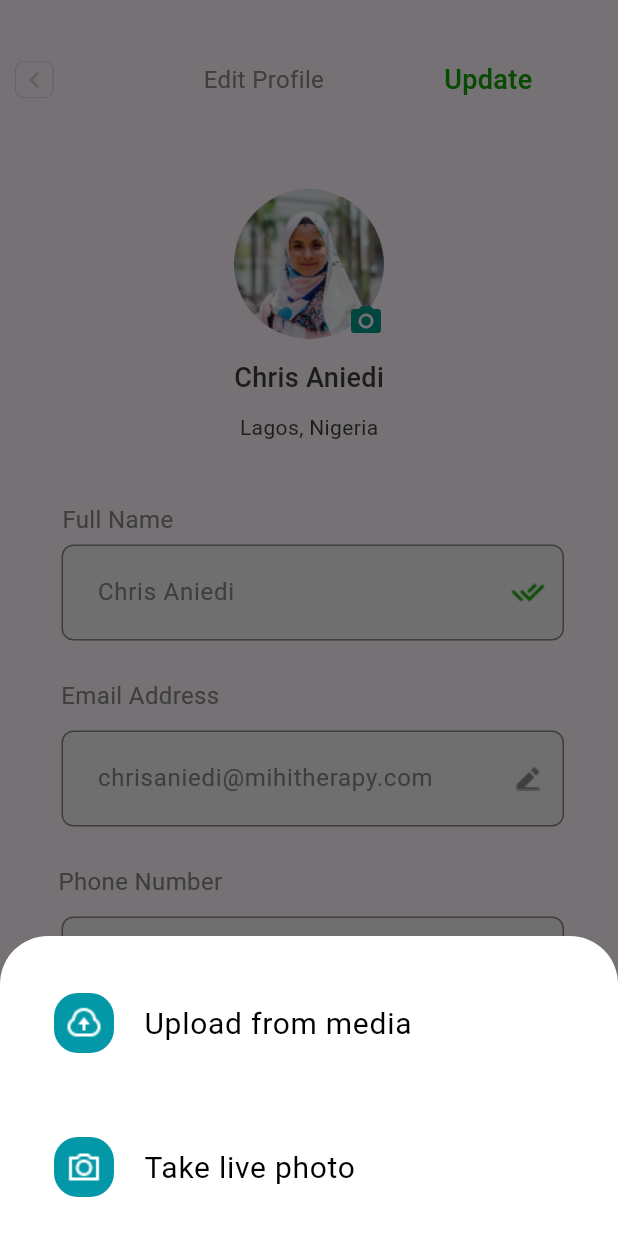
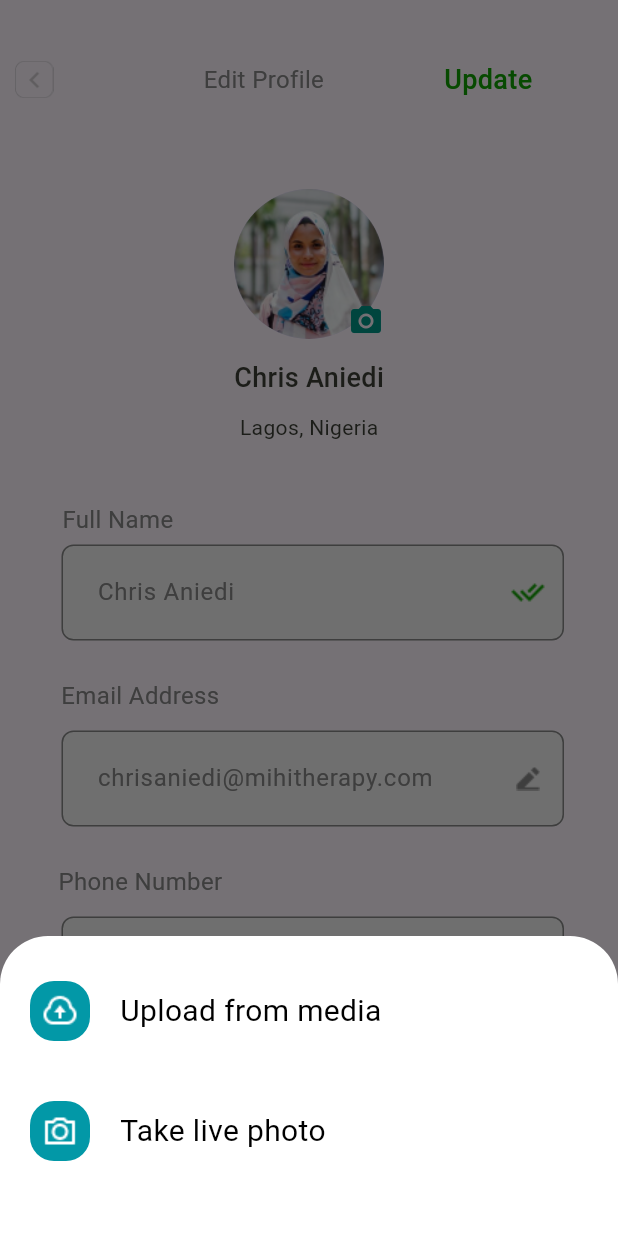
Before and after one commit to Cashkid500/mihi_app, a Flutter app: the EditProfileScreen screen opened directly, after a tap on the "camera alt" icon, on a phone screen of 412 x 824 dp. Run offline on Flutter 3.47's test engine with Material 3 defaults, Android fonts, the phone set to English and light mode, and no system bars; our stand-ins replace image_picker.

Commit message:
Implemented the image picker functionality

```diff
--- a/lib/screens/profile/edit_profile.dart
+++ b/lib/screens/profile/edit_profile.dart
@@ -1,8 +1,11 @@
+import 'dart:io';
+
 import 'package:flutter/material.dart';
 import 'package:mihi_app/screens/constants/asset_path.dart';
 import 'package:mihi_app/screens/constants/color_constants.dart';
 import 'package:mihi_app/screens/constants/text_constants.dart';
 import 'package:mihi_app/screens/profile/profile_settings.dart';
+import 'package:image_picker/image_picker.dart';
 
 class EditProfileScreen extends StatefulWidget {
   const EditProfileScreen({Key? key}) : super(key: key);
@@ -12,110 +15,10 @@ class EditProfileScreen extends StatefulWidget {
 }
 
 class _EditProfileScreenState extends State<EditProfileScreen> {
-  void _showBottomSheet(BuildContext context) {
-    showModalBottomSheet(
-      backgroundColor: Colors.transparent,
-      isDismissible: false,
-      context: context,
-      builder: (BuildContext context) {
-        return Container(
-          height: 200,
-          decoration: BoxDecoration(
-            color: whiteText,
-            borderRadius: BorderRadius.only(
-              topLeft: Radius.circular(32),
-              topRight: Radius.circular(32),
-            ),
-          ),
-
-          // Content of the bottom sheet
-          child: Column(
-            mainAxisSize: MainAxisSize.min,
-            children: <Widget>[
-              ListTile(
-                title: Row(
-                  mainAxisAlignment: MainAxisAlignment.start,
-                  children: [
-                    Padding(
-                      padding: const EdgeInsets.only(top: 30.0, left: 20.0),
-                      child: Container(
-                        height: 40,
-                        width: 40,
-                        decoration: BoxDecoration(
-                          color: Brilliant,
-                          borderRadius: BorderRadius.circular(16),
-                          image: DecorationImage(
-                              image: Image(
-                                      image:
-                                          AssetImage(MihiAppAssetsPath.upload))
-                                  .image),
-                        ),
-                      ),
-                    ),
-                    Padding(
-                      padding: const EdgeInsets.only(left: 20.0, top: 30.0),
-                      child: Text(
-                        MihiAppText.upload,
-                        style: TextStyle(
-                            color: blackText,
-                            fontWeight: FontWeight.w400,
-                            fontSize: 20),
-                      ),
-                    ),
-                  ],
-                ),
-                onTap: () {
-                  // Handle option 1
-                  // Navigator.pop(context);
-                },
-              ),
-              ListTile(
-                title: Row(
-                  mainAxisAlignment: MainAxisAlignment.start,
-                  children: [
-                    Padding(
-                      padding: const EdgeInsets.only(top: 40.0, left: 20.0),
-                      child: Container(
-                        height: 40,
-                        width: 40,
-                        decoration: BoxDecoration(
-                          color: Brilliant,
-                          borderRadius: BorderRadius.circular(16),
-                          image: DecorationImage(
-                              image: Image(
-                                      image:
-                                          AssetImage(MihiAppAssetsPath.camera))
-                                  .image),
-                        ),
-                      ),
-                    ),
-                    Padding(
-                      padding: const EdgeInsets.only(left: 20.0, top: 40.0),
-                      child: Text(
-                        MihiAppText.photo,
-                        style: TextStyle(
-                            color: blackText,
-                            fontWeight: FontWeight.w400,
-                            fontSize: 20),
-                      ),
-                    ),
-                  ],
-                ),
-                onTap: () {
-                  // Handle option 2
-                  Navigator.pop(context);
-                },
-              ),
-            ],
-          ),
-        );
-      },
-    );
-  }
+  XFile? _selectedImage;
 
   @override
   Widget build(BuildContext context) {
-    Size size = MediaQuery.of(context).size;
     return Scaffold(
       body: SingleChildScrollView(
         child: Column(
@@ -127,41 +30,25 @@ class _EditProfileScreenState extends State<EditProfileScreen> {
                   padding: const EdgeInsets.only(top: 40.0, left: 10.0),
                   child: GestureDetector(
                     onTap: () {
-                      Navigator.of(context).push(MaterialPageRoute(
-                          builder: (BuildContext context) =>
-                              const ProfileSettingsScreen()));
+                      Navigator.of(context).push(
+                        MaterialPageRoute(builder: (BuildContext context) => const ProfileSettingsScreen(),),
+                      );
                     },
-                    child: Image.asset(
-                      MihiAppAssetsPath.backButton,
-                      height: 25.0,
-                    ),
+                    child: Image.asset(MihiAppAssetsPath.backButton, height: 25.0,),
                   ),
                 ),
                 Padding(
                   padding: const EdgeInsets.only(top: 40.0, left: 100.0),
-                  child: Text(
-                    MihiAppText.editProfile,
-                    style: TextStyle(
-                        fontSize: 16.0,
-                        fontWeight: FontWeight.w400,
-                        color: mithril),
-                  ),
+                  child: Text(MihiAppText.editProfile, style: TextStyle(fontSize: 16.0, fontWeight: FontWeight.w400, color: mithril,),),
                 ),
                 Padding(
                   padding: const EdgeInsets.only(top: 40.0, left: 80.0),
-                  child: Text(
-                    MihiAppText.update,
-                    style: TextStyle(
-                        fontSize: 18.0,
-                        fontWeight: FontWeight.w500,
-                        color: spaceInvader),
-                  ),
+                  child: Text(MihiAppText.update, style: TextStyle(fontSize: 18.0, fontWeight: FontWeight.w500, color: spaceInvader,),),
                 ),
               ],
             ),
-            const SizedBox(
-              height: 60.0,
-            ),
+
+            const SizedBox( height: 60.0,),
 
             // Profile Image
             Column(
@@ -172,119 +59,201 @@ class _EditProfileScreenState extends State<EditProfileScreen> {
                   children: [
                     CircleAvatar(
                       radius: 50.0,
-                      backgroundImage:
-                          AssetImage(MihiAppAssetsPath.chrisAniedi),
+                      backgroundImage: _selectedImage == null
+                          ? AssetImage(MihiAppAssetsPath.chrisAniedi)
+                          : FileImage(File(_selectedImage!.path)) as ImageProvider,
                     ),
                     GestureDetector(
                       onTap: () {
-                        _showBottomSheet(context);
+                        showModalBottomSheet(
+                          context: context,
+                          backgroundColor: Colors.transparent,
+                          isScrollControlled: true,
+                          shape: const RoundedRectangleBorder(
+                            borderRadius: BorderRadius.vertical(
+                              top: Radius.circular(30),
+                            ),
+                          ),
+                          builder: (BuildContext context) {
+                            return ProfileModalWidget(onImageSelected: (XFile image) {
+                              setState(() {
+                                _selectedImage = image;
+                              });
+                            });
+                          },
+                        );
                       },
-                      child: Icon(
-                        Icons.camera_alt,
-                        color: Colors.teal,
-                      ),
+                      child: const Icon(Icons.camera_alt, color: Colors.teal,),
                     ),
                   ],
                 ),
-                const SizedBox(
-                  width: 20.0,
-                ),
+                const SizedBox(width: 20.0,),
                 Column(
                   mainAxisAlignment: MainAxisAlignment.center,
                   children: [
                     Padding(
                       padding: const EdgeInsets.only(top: 13.0),
-                      child: Text(
-                        MihiAppText.chrisAni,
-                        style: TextStyle(
-                            fontSize: 18.0,
-                            fontWeight: FontWeight.w500,
-                            color: sundayNiqab),
-                      ),
+                      child: Text(MihiAppText.chrisAni, style: TextStyle(fontSize: 18.0, fontWeight: FontWeight.w500, color: sundayNiqab,),),
                     ),
-                    const SizedBox(
-                      height: 10.0,
-                    ),
-                    Text(
-                      MihiAppText.lag,
-                      style: TextStyle(
-                          fontSize: 14.0,
-                          fontWeight: FontWeight.w400,
-                          color: sundayNiqab),
-                    ),
+                    const SizedBox(height: 10.0,),
+                    Text( MihiAppText.lag, style: TextStyle(fontSize: 14.0, fontWeight: FontWeight.w400, color: sundayNiqab,),),
                   ],
                 ),
               ],
             ),
-            const SizedBox(
-              height: 40.0,
-            ),
+            const SizedBox(height: 40.0,),
 
             // Full Name
             TextWidget(textPath2: MihiAppText.fn),
-            const SizedBox(
-              height: 5.0,
-            ),
-            TextField2(
-                hintTextPath: MihiAppText.chrisAni,
-                suffixIconPath: MihiAppAssetsPath.greenTick),
-            const SizedBox(
-              height: 25.0,
-            ),
-
+            const SizedBox(height: 5.0,),
+            TextField2(hintTextPath: MihiAppText.chrisAni, suffixIconPath: MihiAppAssetsPath.greenTick,),
+            const SizedBox(height: 25.0,),
             // Email Address
             TextWidget2(emailPath: MihiAppText.emailAdress),
-            const SizedBox(
-              height: 10.0,
-            ),
-            const SizedBox(
-              height: 2.0,
-            ),
-            TextField2(
-                hintTextPath: MihiAppText.mail,
-                suffixIconPath: MihiAppAssetsPath.edit2),
-            const SizedBox(
-              height: 25.0,
-            ),
-
+            const SizedBox(height: 12.0,),
+            TextField2(hintTextPath: MihiAppText.mail, suffixIconPath: MihiAppAssetsPath.edit2,),
+            const SizedBox(height: 25.0,),
             // Phone Number
             TextWidget2(emailPath: MihiAppText.phoneNumber),
-            const SizedBox(
-              height: 10.0,
-            ),
-            const SizedBox(
-              height: 2.0,
-            ),
-            TextField2(
-                hintTextPath: MihiAppText.number,
-                suffixIconPath: MihiAppAssetsPath.edit2),
-            const SizedBox(
-              height: 25.0,
-            ),
-
+            const SizedBox(height: 12.0,),
+            TextField2(hintTextPath: MihiAppText.number, suffixIconPath: MihiAppAssetsPath.edit2,),
+            const SizedBox(height: 25.0,),
             // Address
             Padding(
               padding: const EdgeInsets.only(right: 265.0),
-              child: Text(
-                MihiAppText.addy,
-                style: TextStyle(
-                    fontSize: 16.0,
-                    fontWeight: FontWeight.w400,
-                    color: mithril),
-              ),
+              child: Text(MihiAppText.addy, style: TextStyle(fontSize: 16.0, fontWeight: FontWeight.w400, color: mithril,),),
             ),
-            const SizedBox(
-              height: 10.0,
-            ),
-            const SizedBox(
-              height: 2.0,
-            ),
-            TextField2(
-                hintTextPath: MihiAppText.lekki,
-                suffixIconPath: MihiAppAssetsPath.edit2),
+            const SizedBox(height: 12.0,),
+            TextField2(hintTextPath: MihiAppText.lekki, suffixIconPath: MihiAppAssetsPath.edit2,),
+            const SizedBox(height: 10.0),
           ],
         ),
       ),
+    );
+  }
+}
+
+class ProfileModalWidget extends StatelessWidget {
+  final void Function(XFile) onImageSelected;
+
+  const ProfileModalWidget({
+    super.key,
+    required this.onImageSelected,
+  });
+
+  Future<void> _pickImage(ImageSource source, BuildContext context) async {
+    final ImagePicker picker = ImagePicker();
+    final XFile? image = await picker.pickImage(source: source);
+    if (image != null) {
+      onImageSelected(image);
+      Navigator.pop(context); // Close the bottom sheet after selecting an image
+    }
+  }
+
+  @override
+  Widget build(BuildContext context) {
+    return Container(
+      height: 200,
+      decoration: BoxDecoration(
+        color: whiteText,
+        borderRadius: BorderRadius.only(
+          topLeft: Radius.circular(32),
+          topRight: Radius.circular(32),
+        ),
+      ),
+      child: Column(
+        mainAxisSize: MainAxisSize.min,
+        children: [
+          //************* Upload from media ******/
+          GestureDetector(
+            onTap: () {
+              _pickImage(ImageSource.gallery, context);
+            },
+            child: Row(
+              mainAxisAlignment: MainAxisAlignment.start,
+              children: [
+                Padding(
+                  padding: const EdgeInsets.only(top: 30.0, left: 20.0),
+                  child: Container(
+                    height: 40,
+                    width: 40,
+                    decoration: BoxDecoration(
+                      color: Brilliant,
+                      borderRadius: BorderRadius.circular(16),
+                      image: DecorationImage(image: AssetImage(MihiAppAssetsPath.upload),),
+                    ),
+                  ),
+                ),
+                Padding(
+                  padding: const EdgeInsets.only(left: 20.0, top: 30.0),
+                  child: Text(MihiAppText.upload, style: TextStyle(color: blackText, fontWeight: FontWeight.w400, fontSize: 20,),),
+                ),
+              ],
+            ),
+          ),
+          //******** Take a live photo ********/
+          GestureDetector(
+            onTap: () {
+              _pickImage(ImageSource.camera, context);
+            },
+            child: Row(
+              mainAxisAlignment: MainAxisAlignment.start,
+              children: [
+                Padding(
+                  padding: const EdgeInsets.only(top: 40.0, left: 20.0),
+                  child: Container(
+                    height: 40,
+                    width: 40,
+                    decoration: BoxDecoration(
+                      color: Brilliant,
+                      borderRadius: BorderRadius.circular(16),
+                      image: DecorationImage(image: AssetImage(MihiAppAssetsPath.camera),),
+                    ),
+                  ),
+                ),
+                Padding(
+                  padding: const EdgeInsets.only(left: 20.0, top: 40.0),
+                  child: Text(MihiAppText.photo, style: TextStyle(color: blackText, fontWeight: FontWeight.w400, fontSize: 20,),),
+                ),
+              ],
+            ),
+          ),
+        ],
+      ),
+    );
+  }
+}
+
+class TextWidget2 extends StatelessWidget {
+  const TextWidget2({
+    super.key,
+    required this.emailPath,
+  });
+
+  final String emailPath;
+
+  @override
+  Widget build(BuildContext context) {
+    return Padding(
+      padding: const EdgeInsets.only(right: 225.0),
+      child: Text(emailPath, style: TextStyle(fontSize: 16.0, fontWeight: FontWeight.w400, color: mithril),),
+    );
+  }
+}
+
+class TextWidget extends StatelessWidget {
+  const TextWidget({
+    super.key,
+    required this.textPath2,
+  });
+
+  final String textPath2;
+
+  @override
+  Widget build(BuildContext context) {
+    return Padding(
+      padding: const EdgeInsets.only(right: 255.0),
+      child: Text(textPath2, style: TextStyle(fontSize: 16.0, fontWeight: FontWeight.w400, color: mithril),),
     );
   }
 }
@@ -311,13 +280,10 @@ class TextField2 extends StatelessWidget {
             contentPadding: EdgeInsets.all(20),
             isCollapsed: true,
             hintText: hintTextPath,
-            hintStyle: TextStyle(
-                color: mithril, fontSize: 16.0, fontWeight: FontWeight.w400),
+            hintStyle: TextStyle(color: mithril, fontSize: 16.0, fontWeight: FontWeight.w400),
             filled: true,
             fillColor: bleachedSilk,
-            enabledBorder: OutlineInputBorder(
-                borderRadius: BorderRadius.circular(8),
-                borderSide: BorderSide(color: mithril)),
+            enabledBorder: OutlineInputBorder(borderRadius: BorderRadius.circular(8), borderSide: BorderSide(color: mithril),),
             suffixIcon: Image.asset(suffixIconPath),
           ),
         ),
@@ -325,41 +291,3 @@ class TextField2 extends StatelessWidget {
     );
   }
 }
-
-class TextWidget2 extends StatelessWidget {
-  const TextWidget2({
-    super.key,
-    required this.emailPath,
-  });
-
-  final String emailPath;
-
-  @override
-  Widget build(BuildContext context) {
-    return Padding(
-      padding: const EdgeInsets.only(right: 225.0),
-      child: Text(emailPath,
-          style: TextStyle(
-              fontSize: 16.0, fontWeight: FontWeight.w400, color: mithril)),
-    );
-  }
-}
-
-class TextWidget extends StatelessWidget {
-  const TextWidget({
-    super.key,
-    required this.textPath2,
-  });
-
-  final String textPath2;
-
-  @override
-  Widget build(BuildContext context) {
-    return Padding(
-      padding: const EdgeInsets.only(right: 255.0),
-      child: Text(textPath2,
-          style: TextStyle(
-              fontSize: 16.0, fontWeight: FontWeight.w400, color: mithril)),
-    );
-  }
-}
```
